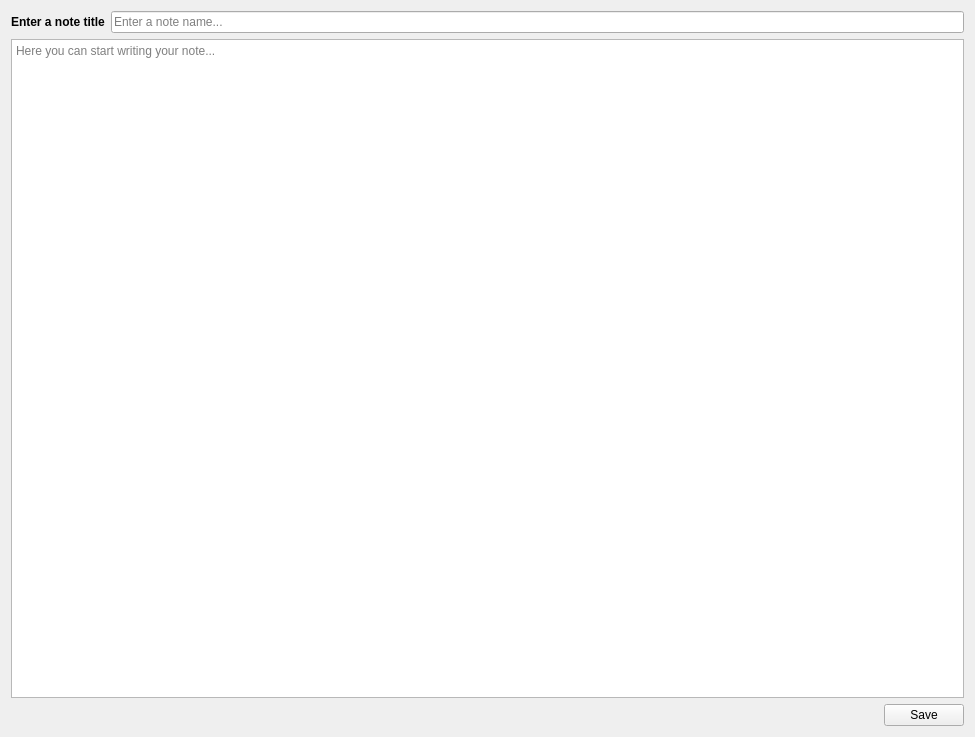
Eixini/Notessa, file Notessa/text_note/ui/create_textnote_widget.ui: the form before one commit.
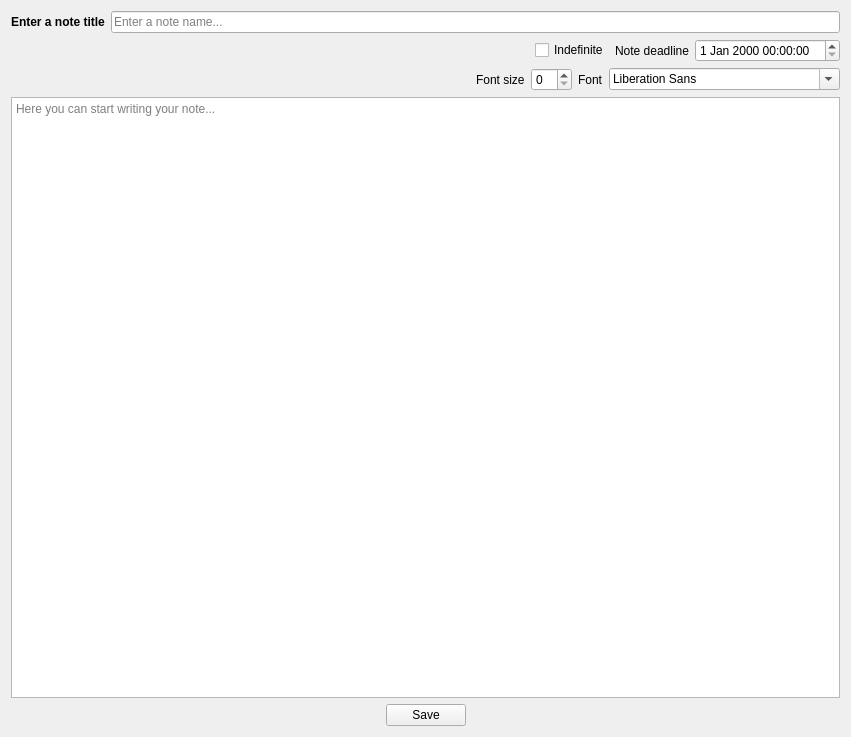
The form after the commit. Icons and pictures are not drawn.

```diff
--- a/Notessa/text_note/ui/create_textnote_widget.ui
+++ b/Notessa/text_note/ui/create_textnote_widget.ui
@@ -6,7 +6,7 @@
    <rect>
     <x>0</x>
     <y>0</y>
-    <width>975</width>
+    <width>851</width>
     <height>737</height>
    </rect>
   </property>
@@ -37,6 +37,99 @@
      </item>
     </layout>
    </item>
+   <item>
+    <layout class="QHBoxLayout" name="horizontalLayout_2">
+     <item>
+      <spacer name="horizontalSpacer_2">
+       <property name="orientation">
+        <enum>Qt::Horizontal</enum>
+       </property>
+       <property name="sizeHint" stdset="0">
+        <size>
+         <width>40</width>
+         <height>20</height>
+        </size>
+       </property>
+      </spacer>
+     </item>
+     <item>
+      <widget class="QCheckBox" name="indefinite_checkbox">
+       <property name="text">
+        <string>Indefinite</string>
+       </property>
+      </widget>
+     </item>
+     <item>
+      <widget class="QLabel" name="note_deadline_label">
+       <property name="text">
+        <string>Note deadline</string>
+       </property>
+      </widget>
+     </item>
+     <item>
+      <widget class="QDateTimeEdit" name="note_date_time_edit">
+       <property name="minimumDateTime">
+        <datetime>
+         <hour>0</hour>
+         <minute>0</minute>
+         <second>0</second>
+         <year>1970</year>
+         <month>1</month>
+         <day>1</day>
+        </datetime>
+       </property>
+       <property name="calendarPopup">
+        <bool>false</bool>
+       </property>
+      </widget>
+     </item>
+    </layout>
+   </item>
+   <item>
+    <layout class="QHBoxLayout" name="horizontalLayout_5">
+     <item>
+      <spacer name="horizontalSpacer_4">
+       <property name="orientation">
+        <enum>Qt::Horizontal</enum>
+       </property>
+       <property name="sizeHint" stdset="0">
+        <size>
+         <width>40</width>
+         <height>20</height>
+        </size>
+       </property>
+      </spacer>
+     </item>
+     <item>
+      <layout class="QHBoxLayout" name="horizontalLayout_3">
+       <item>
+        <widget class="QLabel" name="font_size_label">
+         <property name="text">
+          <string>Font size</string>
+         </property>
+        </widget>
+       </item>
+       <item>
+        <widget class="QSpinBox" name="font_size_spinbox"/>
+       </item>
+      </layout>
+     </item>
+     <item>
+      <layout class="QHBoxLayout" name="horizontalLayout_4">
+       <item>
+        <widget class="QLabel" name="font_label">
+         <property name="text">
+          <string>Font</string>
+         </property>
+        </widget>
+       </item>
+       <item>
+        <widget class="QFontComboBox" name="font_combobox"/>
+       </item>
+      </layout>
+     </item>
+    </layout>
+   </item>
    <item>
     <widget class="QTextEdit" name="textnote_contents">
      <property name="horizontalScrollBarPolicy">
@@ -56,7 +149,7 @@
        </property>
        <property name="sizeHint" stdset="0">
         <size>
-         <width>408</width>
+         <width>40</width>
          <height>20</height>
         </size>
        </property>
@@ -79,6 +172,19 @@
        </property>
       </widget>
      </item>
+     <item>
+      <spacer name="horizontalSpacer_3">
+       <property name="orientation">
+        <enum>Qt::Horizontal</enum>
+       </property>
+       <property name="sizeHint" stdset="0">
+        <size>
+         <width>40</width>
+         <height>20</height>
+        </size>
+       </property>
+      </spacer>
+     </item>
     </layout>
    </item>
   </layout>
```
Left out of the diff: 4 changed lines with no effect on the pictures.
